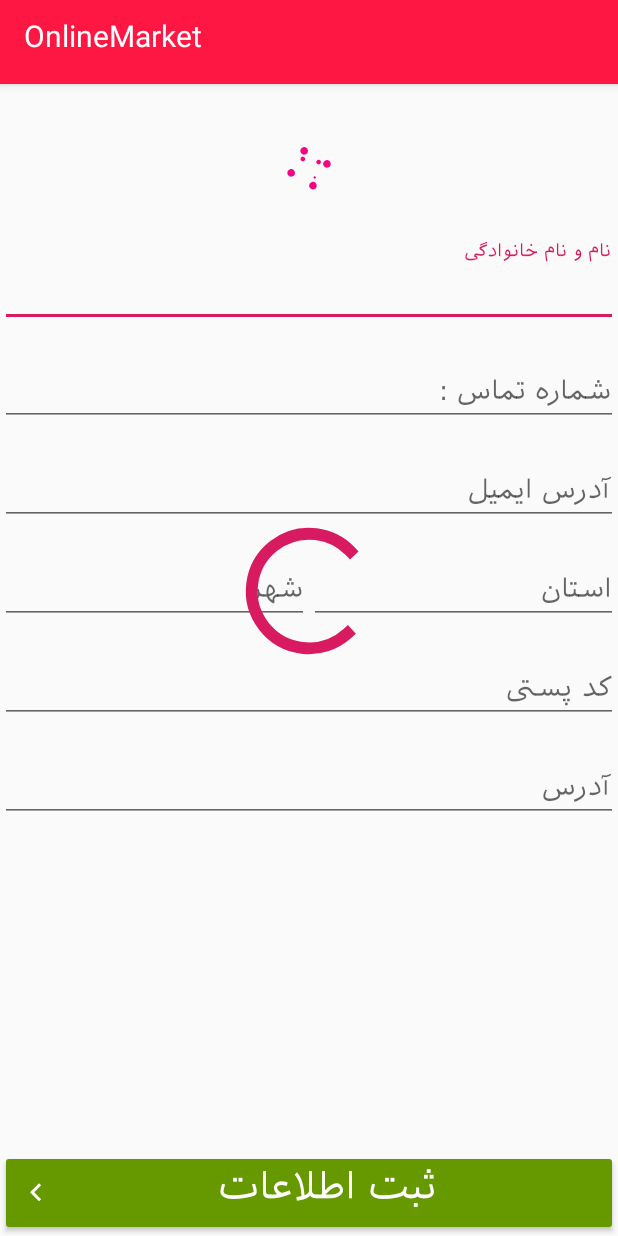
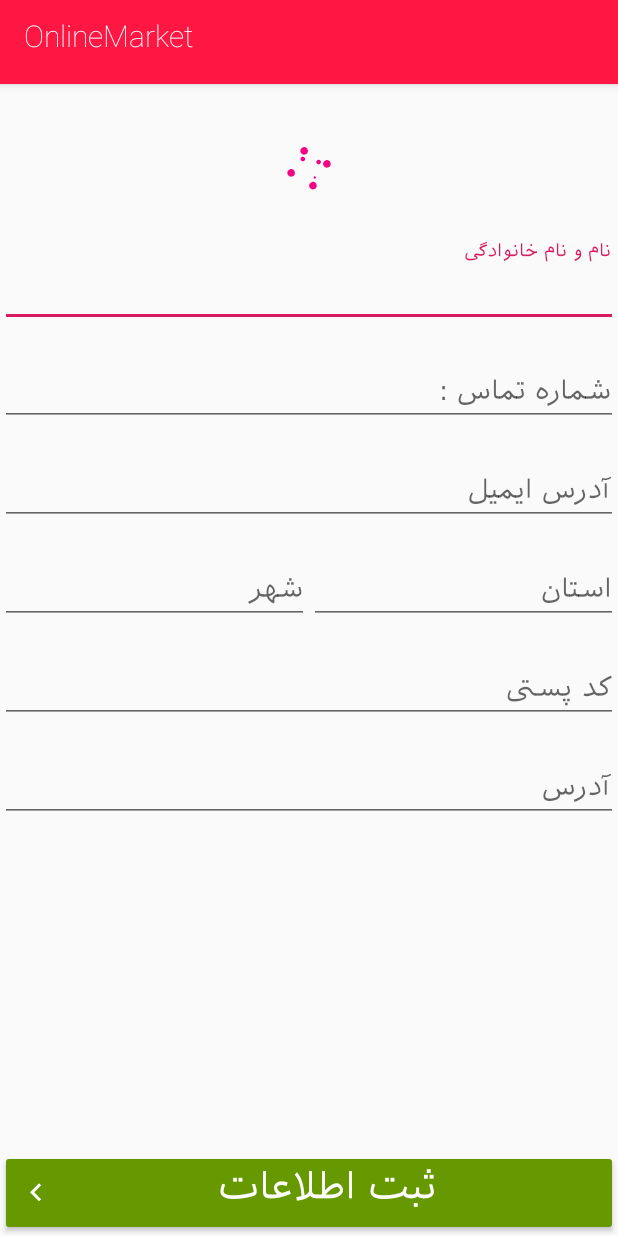
Before and after one commit to sepehrs3ep/Android-Online-Market, an Android app: the AddEditCustomerFragment screen opened directly, with no data from a screen before it, on a phone screen of 412 x 824 dp. Run offline under Robolectric (Android 15) with nearby library versions, the phone set to English and light mode, and no system bars; our stand-ins replace ButterKnife, EventBus; network calls fail.

Commit message:
+ progress bar dialog on add new customer is fixed.

```diff
--- a/app/src/main/java/project/com/maktab/onlinemarket/controller/fragment/AddEditCustomerFragment.java
+++ b/app/src/main/java/project/com/maktab/onlinemarket/controller/fragment/AddEditCustomerFragment.java
@@ -103,6 +103,7 @@ public class AddEditCustomerFragment extends VisibleFragment {
         // Inflate the layout for this fragment
         View view = inflater.inflate(R.layout.fragment_add_edit_customer, container, false);
         ButterKnife.bind(this, view);
+        mProgressBar.setVisibility(View.GONE);
 
         if (mIsEdit) {
             mProgressBar.setVisibility(View.VISIBLE);
--- a/app/src/main/res/font/font_style_market.xml
+++ b/app/src/main/res/font/font_style_market.xml
@@ -2,12 +2,12 @@
 <font-family xmlns:android="http://schemas.android.com/apk/res/android">
     <font
         android:fontStyle="normal"
-        android:fontWeight="400"
-        android:font="@font/iraniansans"/>
+        android:fontWeight="200"
+        android:font="@font/irsans"/>
 
     <font
         android:fontStyle="italic"
-        android:fontWeight="400"
-        android:font="@font/iraniansans"/>
+        android:fontWeight="200"
+        android:font="@font/irsans"/>
 
 </font-family>
```
Also changed, not shown: app/src/main/res/font/irsans.ttf (added).
